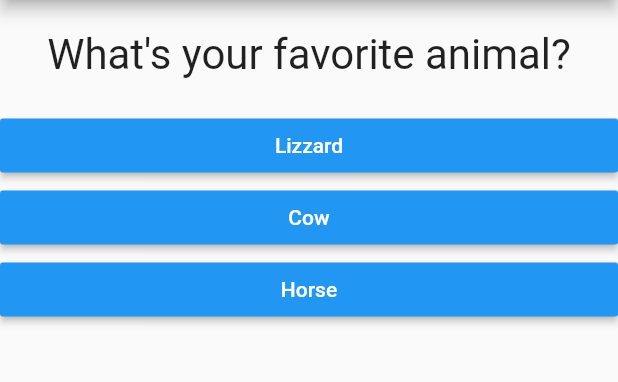
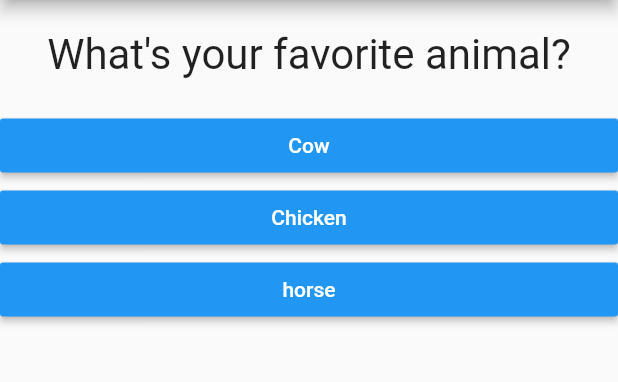
Before and after one commit to Poehnell/Flutter_guide, a Flutter app: the screen it shows after launch, after a tap on "Black", on a phone screen of 412 x 824 dp, the part 84-466 px from its top. Run offline on Flutter 3.47's test engine with Material 2 defaults, Android fonts, the phone set to English and light mode, and no system bars.

Commit message:
created a map in the answeres to include points for the answers, created a getter called resultPhrase that returns a String resultText which will return different Strings depending on the score accumulated from the answers

```diff
--- a/lib/main.dart
+++ b/lib/main.dart
@@ -19,32 +19,46 @@ class _MyAppState extends State<MyApp> {
   final _questions = [
     {
       'questionText': 'What\'s your favorite color?',
-      'answers': ['Black', 'Red', 'Green', 'White'],
+      'answers': [
+        {'Text': 'Black', 'score': 10},
+        {'Text': 'Yellow', 'score': 6},
+        {'Text': 'Green', 'score': 2},
+        {'Text': 'Blue', 'score': 1},
+      ],
     },
     {
       'questionText': 'What\'s your favorite animal?',
-      'answers': ['Lizzard', 'Cow', 'Horse']
+      'answers': [
+        {'Text': 'Cow', 'score': 10},
+        {'Text': 'Chicken', 'score': 5},
+        {'Text': 'horse', 'score': 1},
+      ]
     },
     {
       'questionText': 'What\'s your favorite food?',
-      'answers': ['Pizza', 'Toast', 'KD']
+      'answers': [
+        {'Text': 'KD', 'score': 1},
+        {'Text': 'Pizza', 'score': 5},
+        {'Text': 'Butter Chicken', 'score': 10},
+      ]
     },
   ];
   var _questionIndex = 0;
+  var _totalScore = 0;
 
-  void _answerQuestion() {
+  void _answerQuestion(int score) {
+    _totalScore += score;
     setState(() {
       _questionIndex = _questionIndex + 1;
     });
     print(_questionIndex);
-    if(_questionIndex < _questions.length){
+    if (_questionIndex < _questions.length) {
       print('We have more questions!');
     }
   }
 
   @override
   Widget build(BuildContext context) {
-
     return MaterialApp(
       home: Scaffold(
         appBar: AppBar(
@@ -52,11 +66,11 @@ class _MyAppState extends State<MyApp> {
         ),
         body: _questionIndex < _questions.length
             ? Quiz(
-          answerQuestion: _answerQuestion,
-          questionIndex: _questionIndex,
-          questions: _questions,
-        )
-         : Result(),
+                answerQuestion: _answerQuestion,
+                questionIndex: _questionIndex,
+                questions: _questions,
+              )
+            : Result(_totalScore),
       ),
     );
     // TODO: implement build
--- a/lib/quiz.dart
+++ b/lib/quiz.dart
@@ -21,8 +21,8 @@ class Quiz extends StatelessWidget {
         Question(
           questions[questionIndex]['questionText'],
         ),
-        ...(questions[questionIndex]['answers'] as List<String>).map((answer) {
-          return Answer(answerQuestion, answer);
+        ...(questions[questionIndex]['answers'] as List<Map<String, Object>>).map((answer) {
+          return Answer(() => answerQuestion(answer['score']), answer['Text']);
         }).toList()
       ],
     );
```
Also changed, not shown: lib/result.dart (+23 -2 lines).
